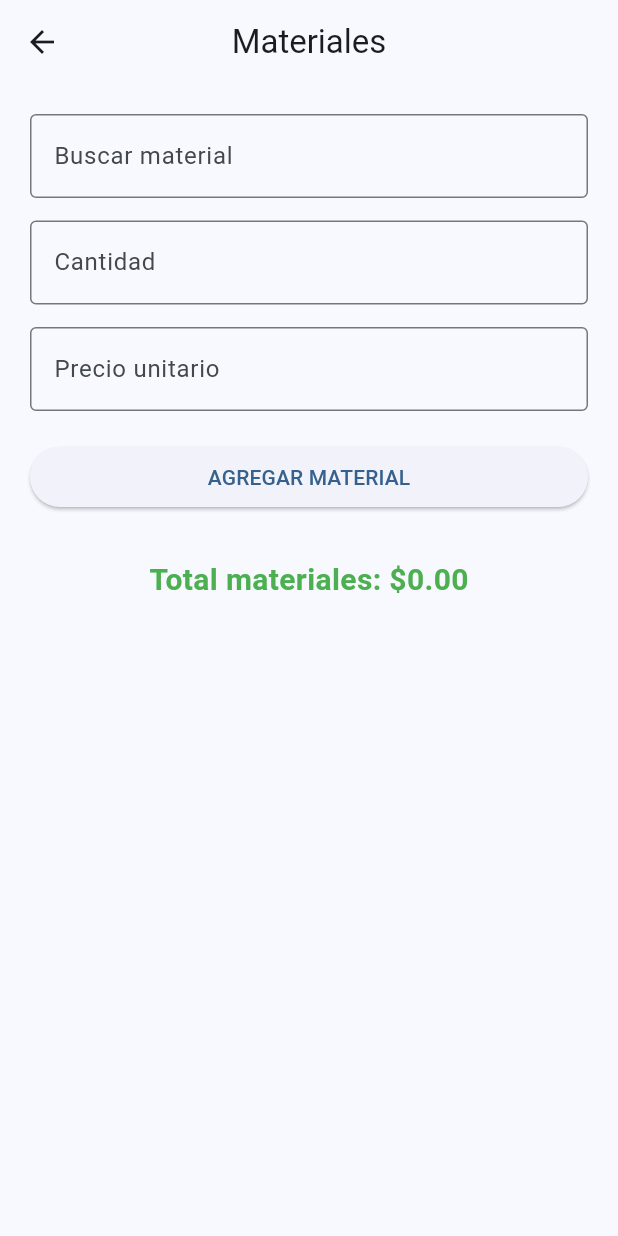
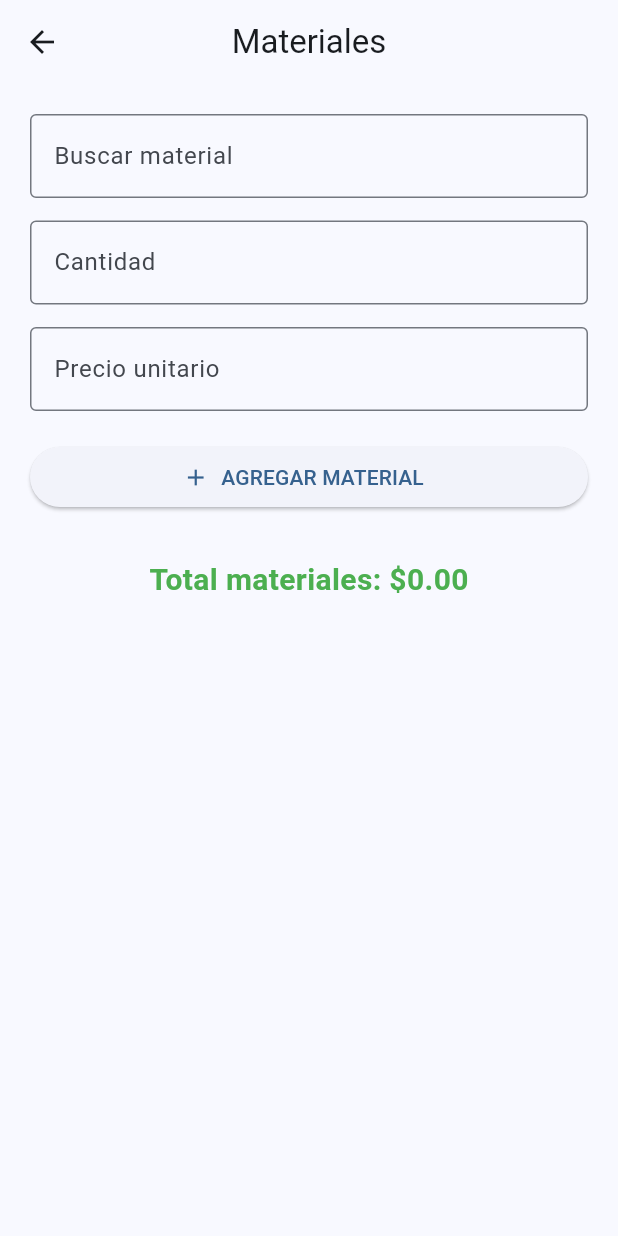
Before and after one commit to Proyectochau/chaupi_master, a Flutter app: the MaterialesPage screen opened directly, on a phone screen of 412 x 824 dp. Run offline on Flutter 3.47's test engine with Material 3 defaults, Android fonts, the phone set to English and light mode, and no system bars.

Commit message:
Add icon to 'AGREGAR MATERIAL' button in materiales_page.dart

```diff
--- a/lib/pages/materiales_page.dart
+++ b/lib/pages/materiales_page.dart
@@ -67,7 +67,9 @@ double get totalMateriales {
 
             SizedBox(
               width: double.infinity,
-              child: ElevatedButton(
+              child: ElevatedButton.icon(
+                icon: const Icon(Icons.add),
+                label: const Text('AGREGAR MATERIAL'),
                 onPressed: () {
   setState(() {
     materiales.add(
@@ -83,7 +85,6 @@ double get totalMateriales {
   cantidadController.clear();
   precioController.clear();
 },
-                child: const Text('AGREGAR MATERIAL'),
               ),
             ),
 
```
